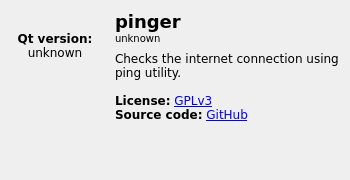
First picture: the form in about.ui, repository retifrav/pinger, before the edit.
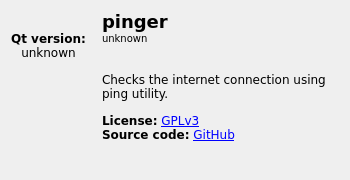
Second picture: the form after the edit. Icons and pictures are not drawn. Custom widgets are drawn as their Qt base class.

The edit to the form file:
```diff
--- a/about.ui
+++ b/about.ui
@@ -14,7 +14,7 @@
    </rect>
   </property>
   <property name="sizePolicy">
-   <sizepolicy hsizetype="Fixed" vsizetype="Fixed">
+   <sizepolicy hsizetype="Preferred" vsizetype="Preferred">
     <horstretch>0</horstretch>
     <verstretch>0</verstretch>
    </sizepolicy>
@@ -120,31 +120,34 @@
        </property>
       </widget>
      </item>
+     <item>
+      <spacer name="verticalSpacer_3">
+       <property name="orientation">
+        <enum>Qt::Vertical</enum>
+       </property>
+       <property name="sizeType">
+        <enum>QSizePolicy::Fixed</enum>
+       </property>
+       <property name="sizeHint" stdset="0">
+        <size>
+         <width>20</width>
+         <height>5</height>
+        </size>
+       </property>
+      </spacer>
+     </item>
      <item>
       <widget class="QLabel" name="lbl_description">
        <property name="text">
-        <string>Checks the internet connection using &lt;code&gt;ping&lt;/code&gt; utility.&lt;br/&gt;&lt;br/&gt;
-&lt;b&gt;License:&lt;/b&gt; &lt;a href=&quot;https://www.gnu.org/licenses/gpl-3.0.en.html&quot;&gt;GPLv3&lt;/a&gt;&lt;br/&gt;
-&lt;b&gt;Source code:&lt;/b&gt; &lt;a href=&quot;https://github.com/retifrav/pinger&quot;&gt;GitHub&lt;/a&gt;</string>
+        <string>&lt;p&gt;Checks the internet connection using &lt;code&gt;ping&lt;/code&gt; utility.&lt;/p&gt;
+&lt;p&gt;&lt;b&gt;License:&lt;/b&gt; &lt;a href=&quot;https://www.gnu.org/licenses/gpl-3.0.en.html&quot;&gt;GPLv3&lt;/a&gt;&lt;br/&gt;
+&lt;b&gt;Source code:&lt;/b&gt; &lt;a href=&quot;https://github.com/retifrav/pinger&quot;&gt;GitHub&lt;/a&gt;&lt;p&gt;</string>
        </property>
        <property name="wordWrap">
         <bool>true</bool>
        </property>
       </widget>
      </item>
-     <item>
-      <spacer name="verticalSpacer">
-       <property name="orientation">
-        <enum>Qt::Vertical</enum>
-       </property>
-       <property name="sizeHint" stdset="0">
-        <size>
-         <width>20</width>
-         <height>40</height>
-        </size>
-       </property>
-      </spacer>
-     </item>
     </layout>
    </item>
   </layout>
```
